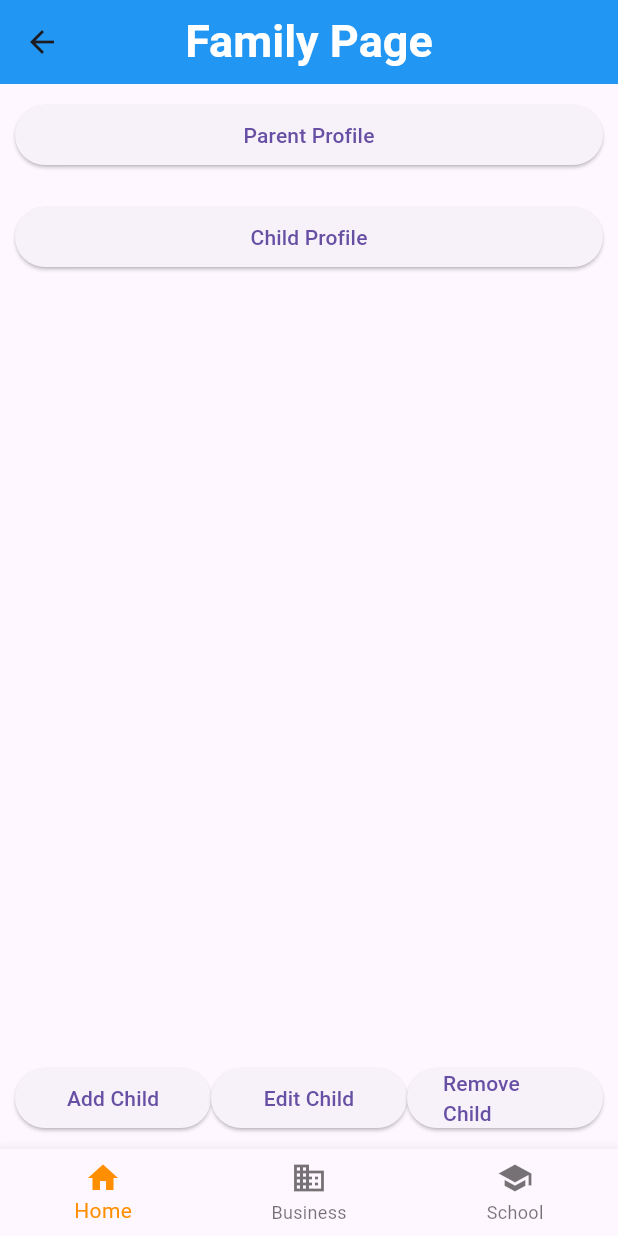
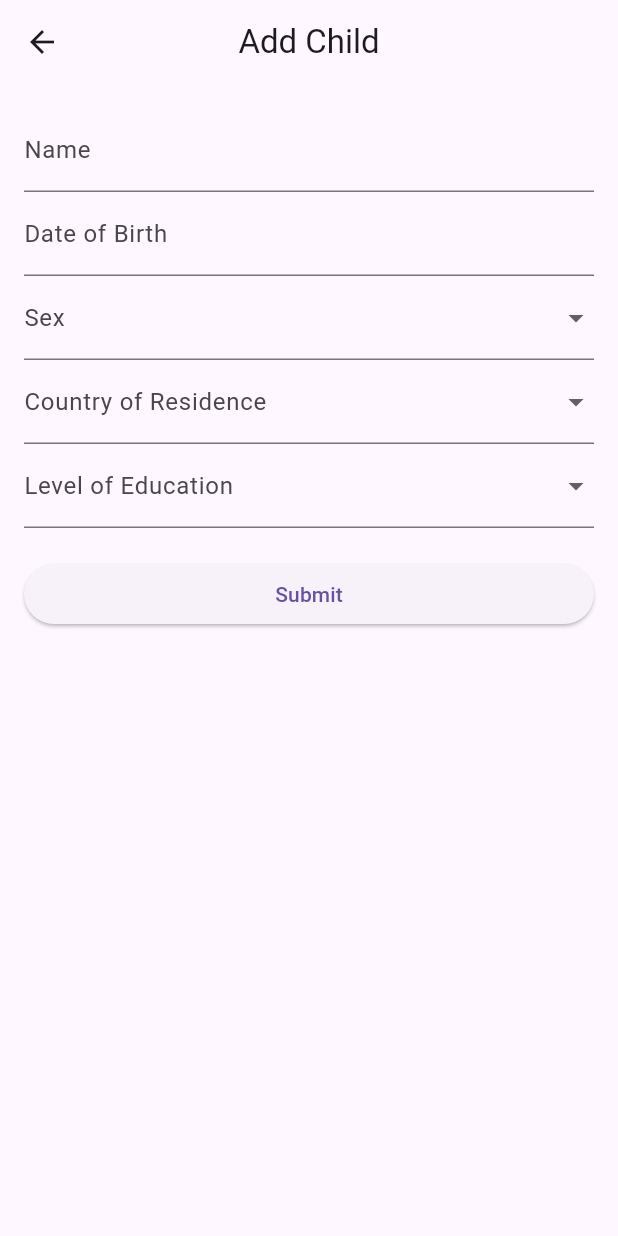
Before and after one commit to ninaadk07/mathsathomeapp, a Flutter app: the HomePage screen opened directly, after a tap on "Add Child", on a phone screen of 412 x 824 dp. Run offline on Flutter 3.47's test engine with Material 3 defaults, Android fonts, the light colour scheme and no system bars.

Commit message:
added child side

```diff
--- a/my_app/lib/main.dart
+++ b/my_app/lib/main.dart
@@ -1,9 +1,9 @@
 import 'package:flutter/material.dart';
 import 'package:my_app/pages/login.dart';
 
-import 'src/app.dart';
-import 'src/settings/settings_controller.dart';
-import 'src/settings/settings_service.dart';
+// import 'src/app.dart';
+// import 'src/settings/settings_controller.dart';
+// import 'src/settings/settings_service.dart';
 
 // void main() async {
 //   // Set up the SettingsController, which will glue user settings to multiple
--- /dev/null
+++ b/my_app/lib/pages/addChild.dart
@@ -0,0 +1,167 @@
+import 'package:flutter/material.dart';
+import 'package:intl/intl.dart';
+
+class AddChildPage extends StatefulWidget {
+  @override
+  _AddChildPageState createState() => _AddChildPageState();
+}
+
+class _AddChildPageState extends State<AddChildPage> {
+  final _formKey = GlobalKey<FormState>();
+  final _ageController = TextEditingController();
+  final _nameController = TextEditingController();
+  final TextEditingController _dateOfBirthController = TextEditingController();
+  String? _sex;
+  String? _country;
+  String? _educationLevel;
+  List<String> _sexOptions = ['Male', 'Female', 'Other'];
+  List<String> _countries = ['United States', 'Canada', 'United Kingdom', 'Australia', 'Other']; // Add more countries as needed
+  List<String> _educationLevels = ["Pre-School", "Primary School", "Middle School", "High School", "Home School"]; // Add more education levels as needed
+  DateTime? _dateOfBirth;
+
+  // Function to show Date Picker
+  Future<void> _selectDateOfBirth(BuildContext context) async {
+  final DateTime? picked = await showDatePicker(
+    context: context,
+    initialDate: _dateOfBirth ?? DateTime.now(),
+    firstDate: DateTime(1900),
+    lastDate: DateTime.now(),
+  );
+  if (picked != null && picked != _dateOfBirth) {
+    setState(() {
+      _dateOfBirth = picked;
+      // Update the text in the controller with the formatted date
+      _dateOfBirthController.text = DateFormat('dd-MM-yyyy').format(picked);
+    });
+  }
+}
+
+  @override
+  void dispose() {
+    _ageController.dispose();
+    _nameController.dispose();
+    _dateOfBirthController.dispose();
+    super.dispose();
+  }
+
+  @override
+  Widget build(BuildContext context) {
+    return Scaffold(
+      appBar: AppBar(
+        title: Text('Add Child'),
+        centerTitle: true,
+      ),
+      body: SingleChildScrollView(
+        padding: EdgeInsets.all(16.0),
+        child: Form(
+          key: _formKey,
+          child: Column(
+            crossAxisAlignment: CrossAxisAlignment.stretch,
+            children: <Widget>[
+              TextFormField(
+                controller: _nameController,
+                decoration: InputDecoration(labelText: 'Name'),
+                validator: (value) {
+                  if (value == null || value.isEmpty) {
+                    return 'Please enter your name';
+                  }
+                  return null;
+                },
+              ),
+              GestureDetector(
+                onTap: () => _selectDateOfBirth(context),
+                child: AbsorbPointer(
+                  child: TextFormField(
+                    controller: _dateOfBirthController,
+                    decoration: InputDecoration(
+                      labelText: 'Date of Birth',
+                    ),
+                    validator: (value) {
+                      if (_dateOfBirth == null) {
+                        return 'Please enter your date of birth';
+                      }
+                      return null;
+                    },
+                  ),
+                ),
+              ),
+              DropdownButtonFormField<String>(
+                value: _sex,
+                decoration: InputDecoration(labelText: 'Sex'),
+                items: _sexOptions.map<DropdownMenuItem<String>>((String value) {
+                  return DropdownMenuItem<String>(
+                    value: value,
+                    child: Text(value),
+                  );
+                }).toList(),
+                onChanged: (String? newValue) {
+                  setState(() {
+                    _sex = newValue!;
+                  });
+                },
+                validator: (value) => value == null ? 'Please select your sex' : null,
+              ),
+              DropdownButtonFormField<String>(
+                value: _country,
+                decoration: InputDecoration(labelText: 'Country of Residence'),
+                items: _countries.map<DropdownMenuItem<String>>((String value) {
+                  return DropdownMenuItem<String>(
+                    value: value,
+                    child: Text(value),
+                  );
+                }).toList(),
+                onChanged: (String? newValue) {
+                  setState(() {
+                    _country = newValue!;
+                  });
+                },
+                validator: (value) => value == null ? 'Please select your country' : null,
+              ),
+              DropdownButtonFormField<String>(
+                value: _educationLevel,
+                decoration: InputDecoration(labelText: 'Level of Education'),
+                items: _educationLevels.map<DropdownMenuItem<String>>((String value) {
+                  return DropdownMenuItem<String>(
+                    value: value,
+                    child: Text(value),
+                  );
+                }).toList(),
+                onChanged: (String? newValue) {
+                  setState(() {
+                    _educationLevel = newValue!;
+                  });
+                },
+                validator: (value) => value == null ? 'Please select your education level' : null,
+              ),
+              SizedBox(height: 20),
+              ElevatedButton(
+                onPressed: () {
+                  if (_formKey.currentState!.validate()) {
+                    // Process data
+                    showDialog(
+                      context: context,
+                      builder: (context) {
+                        return AlertDialog(
+                          content: Text('Form submitted'),
+                          actions: <Widget>[
+                            TextButton(
+                              child: Text('OK'),
+                              onPressed: () {
+                                Navigator.of(context).pop();
+                              },
+                            ),
+                          ],
+                        );
+                      },
+                    );
+                  }
+                },
+                child: Text('Submit'),
+              ),
+            ],
+          ),
+        ),
+      ),
+    );
+  }
+}
--- a/my_app/lib/pages/home.dart
+++ b/my_app/lib/pages/home.dart
@@ -1,4 +1,6 @@
 import 'package:flutter/material.dart';
+import 'package:my_app/pages/addChild.dart';
+import 'package:my_app/pages/childPage.dart';
 import 'package:my_app/pages/parentPage.dart';
 // Import the relevant pages or functionalities
 // import 'add_child_page.dart';
@@ -51,6 +53,10 @@ class HomePage extends StatelessWidget {
                   child: ElevatedButton(
                     onPressed: () {
                       // Navigation logic for Child Profile
+                      Navigator.push(
+                        context,
+                        MaterialPageRoute(builder: (context) => ChildPage()),
+                      );
                     },
                     child: Text('Child Profile'),
                   ),
@@ -67,6 +73,10 @@ class HomePage extends StatelessWidget {
                     child: ElevatedButton(
                       onPressed: () {
                         // Add Child logic
+                        Navigator.push(
+                          context,
+                          MaterialPageRoute(builder: (context) => AddChildPage()),
+                        );
                       },
                       child: Text('Add Child'),
                     ),
```
Also changed, not shown: my_app/lib/pages/childItem1.dart (added, +170 -0 lines), my_app/lib/pages/childPage.dart (added, +91 -0 lines).
